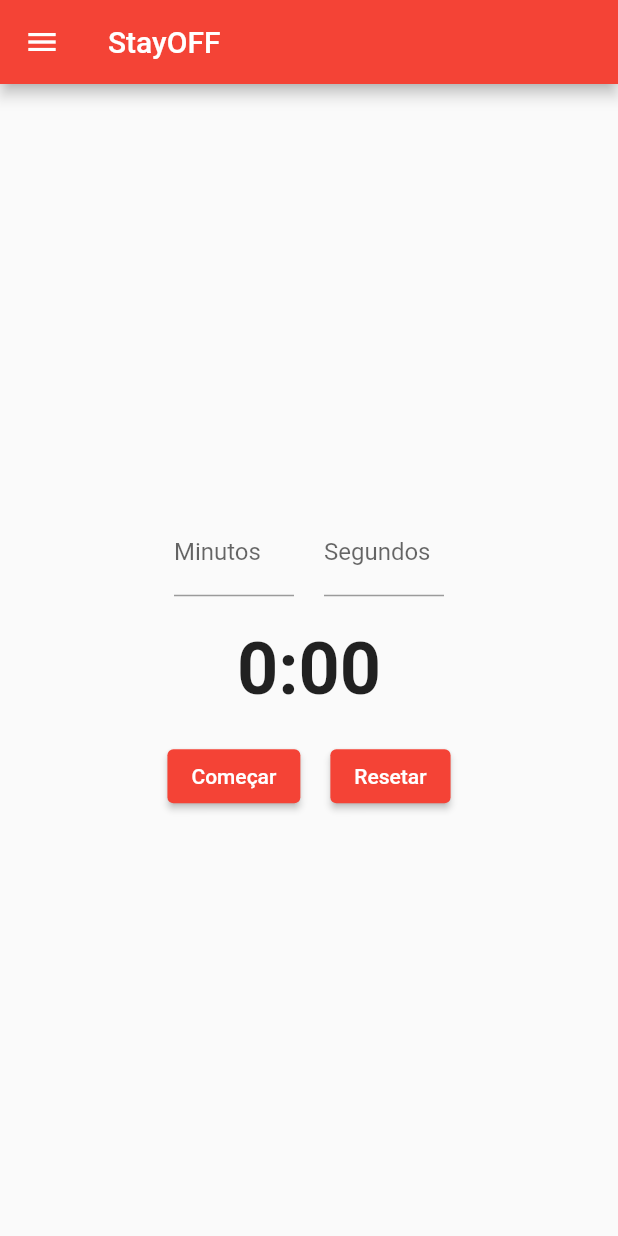
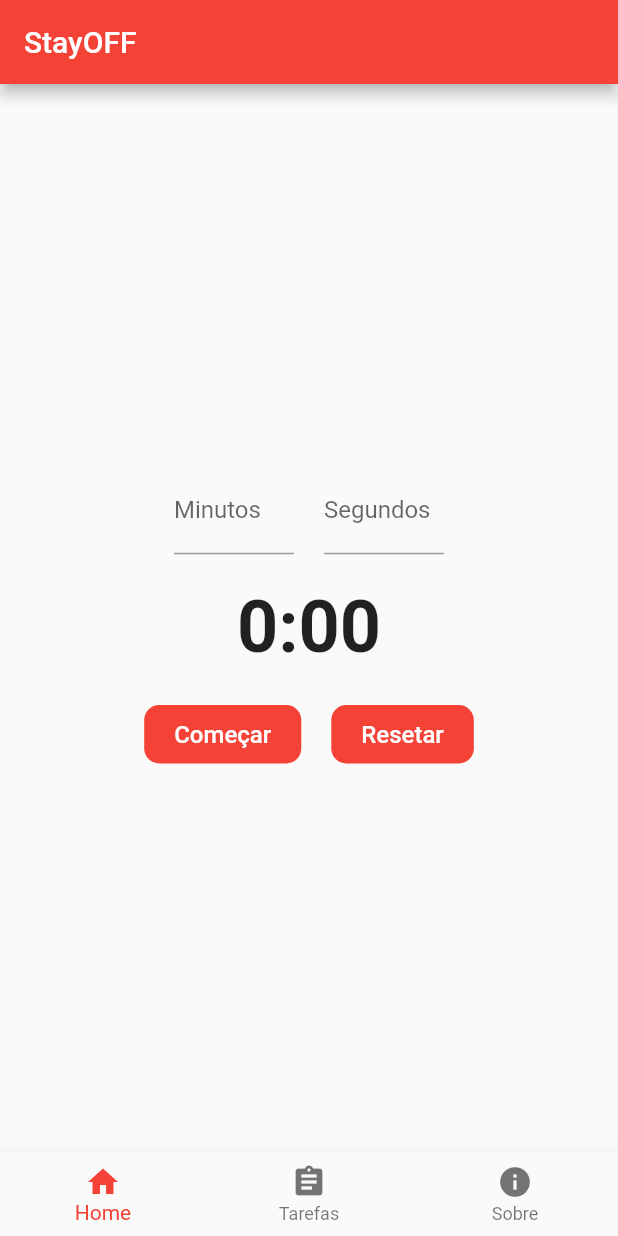
Before and after one commit to RafaelMengue2/StayOFF, a Flutter app: the screen it shows after launch, on a phone screen of 412 x 824 dp. Run offline on Flutter 3.47's test engine with Material 2 defaults, Android fonts, the phone set to English and light mode, and no system bars; our stand-ins replace shared_preferences.

Commit message:
novos elementos graficos

```diff
--- a/lib/about_screen.dart
+++ b/lib/about_screen.dart
@@ -6,9 +6,6 @@ class AboutScreen extends StatelessWidget {
   @override
   Widget build(BuildContext context) {
     return Scaffold(
-      appBar: AppBar(
-        title: Text('Sobre o Aplicativo'),
-      ),
       body: Padding(
         padding: EdgeInsets.all(16.0),
         child: Column(
--- a/lib/procrastination_app.dart
+++ b/lib/procrastination_app.dart
@@ -22,61 +22,57 @@ class ProcrastinationApp extends StatelessWidget {
   }
 }
 
-class HomeScreen extends StatelessWidget {
+class HomeScreen extends StatefulWidget {
+  @override
+  _HomeScreenState createState() => _HomeScreenState();
+}
+
+class _HomeScreenState extends State<HomeScreen> {
+  int _currentIndex = 0;
+  final List<Widget> _screens = [
+    HomeContent(),
+    TasksScreen(),
+    AboutScreen(),
+  ];
+
   @override
   Widget build(BuildContext context) {
     return Scaffold(
       appBar: AppBar(
         title: Text('StayOFF'),
       ),
-      drawer: Drawer(
-        child: ListView(
-          children: <Widget>[
-            DrawerHeader(
-              child: Text(
-                'Menu',
-                style: TextStyle(color: Colors.white, fontSize: 24),
-              ),
-              decoration: BoxDecoration(
-                color: Colors.red,
-              ),
-            ),
-            ListTile(
-              title: Text('Home'),
-              onTap: () {
-                Navigator.pop(context);
-              },
-            ),
-            ListTile(
-              title: Text('Tarefas'),
-              onTap: () {
-                Navigator.pop(context);
-                Navigator.push(
-                  context,
-                  MaterialPageRoute(
-                    builder: (context) => TasksScreen(),
-                  ),
-                );
-              },
-            ),
-            ListTile(
-              title: Text('Sobre'),
-              onTap: () {
-                Navigator.pop(context);
-                Navigator.push(
-                  context,
-                  MaterialPageRoute(
-                    builder: (context) => AboutScreen(),
-                  ),
-                );
-              },
-            ),
-          ],
-        ),
+      body: _screens[_currentIndex],
+      bottomNavigationBar: BottomNavigationBar(
+        currentIndex: _currentIndex,
+        onTap: (index) {
+          setState(() {
+            _currentIndex = index;
+          });
+        },
+        items: [
+          BottomNavigationBarItem(
+            icon: Icon(Icons.home),
+            label: 'Home',
+          ),
+          BottomNavigationBarItem(
+            icon: Icon(Icons.assignment),
+            label: 'Tarefas',
+          ),
+          BottomNavigationBarItem(
+            icon: Icon(Icons.info),
+            label: 'Sobre',
+          ),
+        ],
       ),
-      body: Center(
-        child: PomodoroTimer(),
-      ),
+    );
+  }
+}
+
+class HomeContent extends StatelessWidget {
+  @override
+  Widget build(BuildContext context) {
+    return Center(
+      child: PomodoroTimer(),
     );
   }
 }
@@ -208,14 +204,30 @@ class _PomodoroTimerState extends State<PomodoroTimer> {
         Row(
           mainAxisAlignment: MainAxisAlignment.center,
           children: <Widget>[
-            ElevatedButton(
+            TextButton(
               onPressed: _isActive ? null : () => _startTimerFromInput(),
-              child: Text('Começar'),
+              style: TextButton.styleFrom(
+                backgroundColor: Colors.red,
+                primary: Colors.white,
+                padding: EdgeInsets.symmetric(horizontal: 20, vertical: 10),
+                shape: RoundedRectangleBorder(
+                  borderRadius: BorderRadius.circular(10),
+                ),
+              ),
+              child: Text('Começar', style: TextStyle(fontSize: 16)),
             ),
             SizedBox(width: 20),
-            ElevatedButton(
+            TextButton(
               onPressed: _resetTimer,
-              child: Text('Resetar'),
+              style: TextButton.styleFrom(
+                backgroundColor: Colors.red,
+                primary: Colors.white,
+                padding: EdgeInsets.symmetric(horizontal: 20, vertical: 10),
+                shape: RoundedRectangleBorder(
+                  borderRadius: BorderRadius.circular(10),
+                ),
+              ),
+              child: Text('Resetar', style: TextStyle(fontSize: 16)),
             ),
           ],
         ),
```
Also changed, not shown: lib/task_screen.dart (+8 -18 lines).
